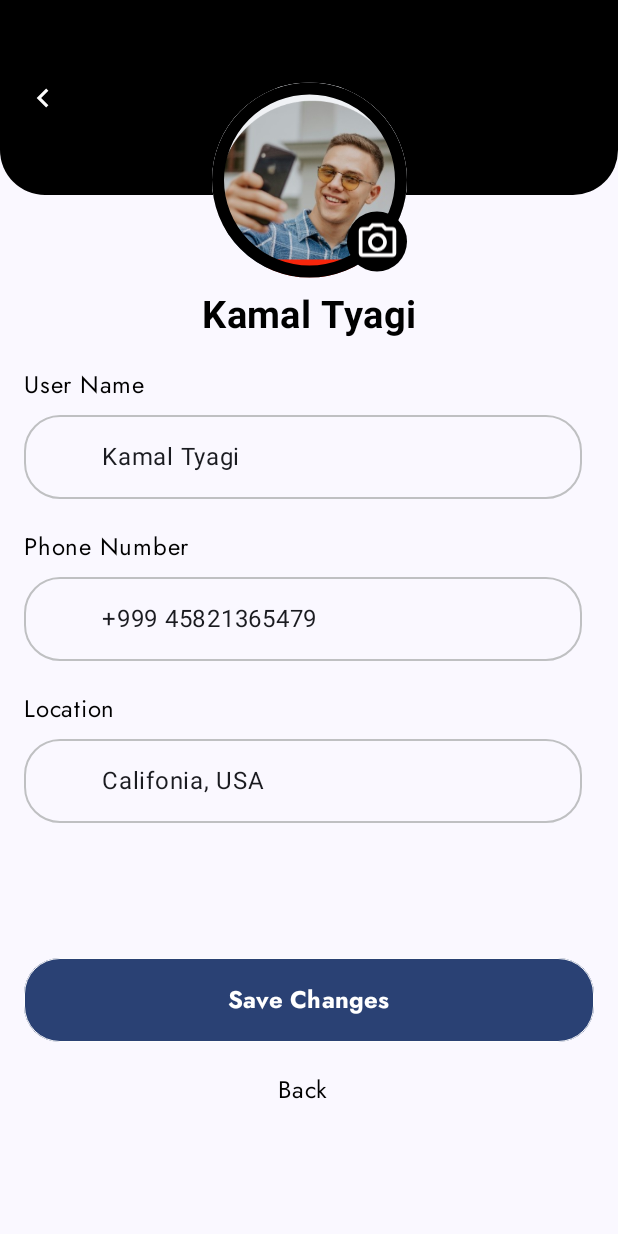
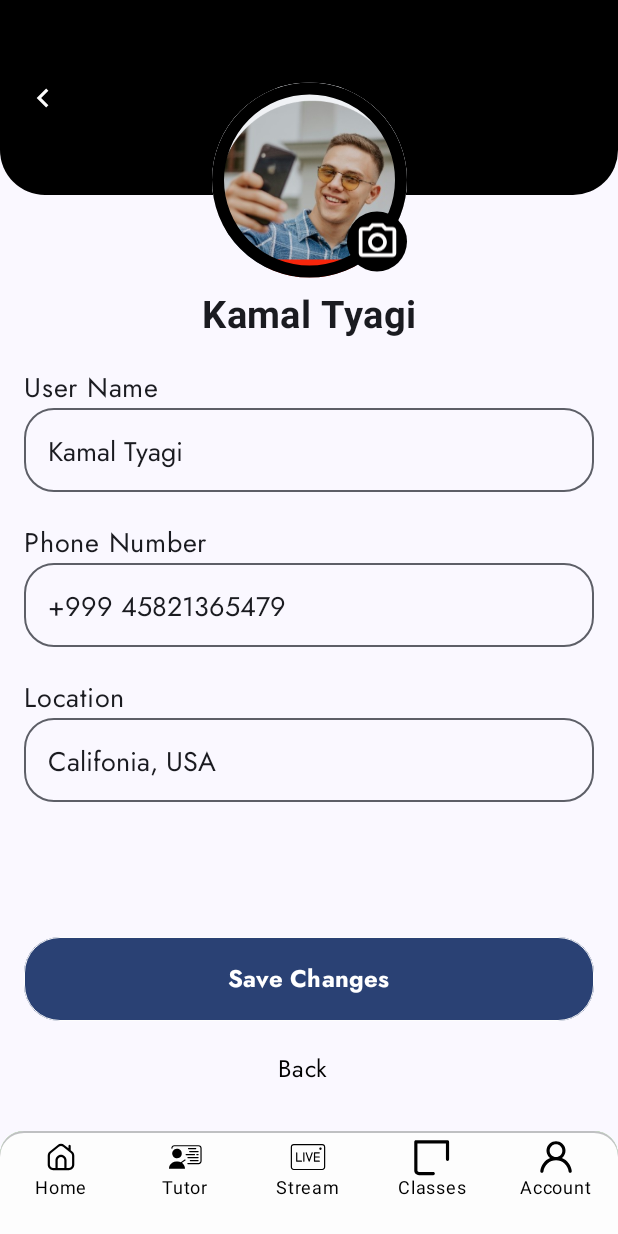
Before and after one commit to developerssolutionsapps/skillsvsme, an Android app built with Jetpack Compose: the screen it shows after launch (MainActivity), on a phone screen of 412 x 824 dp. Run offline under Robolectric (Android 15) with nearby library versions, the phone set to English and light mode, and no system bars.

Commit message:
adding the bottom navigation in the edit profile page and customizing the edittext

```diff
--- /dev/null
+++ b/app/src/main/java/s/skillvsme/presentation/components/EditTextLabel.kt
@@ -0,0 +1,63 @@
+package s.skillvsme.presentation.components
+
+import androidx.compose.foundation.layout.Column
+import androidx.compose.foundation.layout.Spacer
+import androidx.compose.foundation.layout.fillMaxWidth
+import androidx.compose.foundation.layout.height
+import androidx.compose.foundation.shape.RoundedCornerShape
+import androidx.compose.material3.ExperimentalMaterial3Api
+import androidx.compose.material3.OutlinedTextField
+import androidx.compose.material3.Text
+import androidx.compose.material3.TextFieldDefaults
+import androidx.compose.runtime.Composable
+import androidx.compose.ui.Modifier
+import androidx.compose.ui.draw.scale
+import androidx.compose.ui.text.TextStyle
+import androidx.compose.ui.text.font.FontWeight
+import androidx.compose.ui.text.style.TextAlign
+import androidx.compose.ui.unit.dp
+import androidx.compose.ui.unit.sp
+import s.skillvsme.common.Fonts
+import s.skillvsme.ui.theme.darkGrey
+
+@OptIn(ExperimentalMaterial3Api::class)
+@Composable
+fun EditTextLabel(
+    value:String,
+    text:String
+){
+    Column(modifier = Modifier.fillMaxWidth()) {
+        Spacer(modifier = Modifier.height(5.dp))
+        Text(
+            text = text,
+            fontFamily = Fonts.jostFontFamily,
+            fontSize = 18.sp,
+            fontWeight = FontWeight.Normal,
+        )
+        OutlinedTextField(
+            modifier = Modifier
+                .fillMaxWidth()
+                .height(TextFieldDefaults.MinHeight),
+            value = value,
+            onValueChange = {},
+            shape = RoundedCornerShape(20.dp),
+            placeholder = {
+                Text(
+                    modifier = Modifier
+                        .scale(1.6f),
+                    fontFamily = Fonts.jostFontFamily,
+                    text = "",
+                    fontSize = 18.sp,
+                    textAlign = TextAlign.Start,
+                    color = darkGrey
+                )
+            },
+            textStyle = TextStyle(
+                fontSize = 18.sp,
+                fontFamily = Fonts.jostFontFamily,
+                fontWeight = FontWeight.Normal,
+            )
+
+        )
+    }
+}
--- a/app/src/main/java/s/skillvsme/presentation/components/SkillvsmeTextField.kt
+++ b/app/src/main/java/s/skillvsme/presentation/components/SkillvsmeTextField.kt
@@ -83,7 +83,6 @@ fun SkillvsmeTextField(
             )
         }
         Spacer(modifier = Modifier.height(8.dp))
-
         Row(
             modifier = Modifier.fillMaxWidth(),
             verticalAlignment = Alignment.CenterVertically
--- a/app/src/main/java/s/skillvsme/presentation/homeScreen/navigation/BottomNavagation.kt
+++ b/app/src/main/java/s/skillvsme/presentation/homeScreen/navigation/BottomNavagation.kt
@@ -85,7 +85,7 @@ fun NavigationGraph(navController: NavHostController, modifier: Modifier = Modif
             Onboarding3(navController = navController)
         }
         composable(Route.Student.Profile.EditProfile) {
-            EditProfile()
+            EditProfile(navController)
         }
         composable(Route.Student.Onboarding.JoinAS) {
             JoinAs(navController = navController)
--- a/app/src/main/java/s/skillvsme/presentation/userprofilestudent/EditProfile.kt
+++ b/app/src/main/java/s/skillvsme/presentation/userprofilestudent/EditProfile.kt
@@ -1,5 +1,8 @@
 package s.skillvsme.presentation.userprofilestudent
 
+import android.annotation.SuppressLint
+import android.os.Build
+import androidx.annotation.RequiresApi
 import androidx.compose.foundation.layout.Arrangement
 import androidx.compose.foundation.layout.Column
 import androidx.compose.foundation.layout.Spacer
@@ -7,24 +10,45 @@ import androidx.compose.foundation.layout.fillMaxSize
 import androidx.compose.foundation.layout.fillMaxWidth
 import androidx.compose.foundation.layout.height
 import androidx.compose.foundation.layout.padding
+import androidx.compose.foundation.shape.RoundedCornerShape
+import androidx.compose.material3.ExperimentalMaterial3Api
+import androidx.compose.material3.OutlinedTextField
+import androidx.compose.material3.Scaffold
 import androidx.compose.material3.Text
+import androidx.compose.material3.TextField
+import androidx.compose.material3.TextFieldDefaults
 import androidx.compose.runtime.Composable
 import androidx.compose.ui.Alignment
 import androidx.compose.ui.Modifier
+import androidx.compose.ui.draw.scale
 import androidx.compose.ui.graphics.Color
 import androidx.compose.ui.modifier.ModifierLocalReadScope
+import androidx.compose.ui.platform.testTag
 import androidx.compose.ui.res.painterResource
 import androidx.compose.ui.text.font.FontWeight
+import androidx.compose.ui.text.style.TextAlign
 import androidx.compose.ui.unit.dp
 import androidx.compose.ui.unit.sp
+import androidx.navigation.NavController
 import s.skillvsme.R
+import s.skillvsme.common.Fonts
+import s.skillvsme.presentation.components.EditTextLabel
 import s.skillvsme.presentation.components.ProfileAppBar
 import s.skillvsme.presentation.components.SkillvsmeButton
 import s.skillvsme.presentation.components.SkillvsmeText
 import s.skillvsme.presentation.components.SkillvsmeTextField
+import s.skillvsme.ui.theme.darkGrey
+import java.time.format.TextStyle
 
+@RequiresApi(Build.VERSION_CODES.Q)
+@SuppressLint("UnusedMaterial3ScaffoldPaddingParameter")
+@OptIn(ExperimentalMaterial3Api::class)
 @Composable
-fun EditProfile() {
+fun EditProfile(
+    navController: NavController
+) {
+    Scaffold(
+        content = {
             Column(
                 modifier = Modifier
                     .fillMaxSize(),
@@ -32,9 +56,13 @@ fun EditProfile() {
                 horizontalAlignment = Alignment.CenterHorizontally,
             ) {
                 ProfileAppBar(
-            backgroundColor = Color.Black, modifier = Modifier, backgroundImage = painterResource(
+                    backgroundColor = Color.Black,
+                    modifier = Modifier,
+                    backgroundImage = painterResource(
                         id = R.drawable.profile,
-            ), contentSize = 130.dp, bottomCornerRadius = 30.dp
+                    ),
+                    contentSize = 130.dp,
+                    bottomCornerRadius = 30.dp
                 )
                 Spacer(modifier = Modifier.weight(1f))
                 Column(
@@ -49,22 +77,30 @@ fun EditProfile() {
                         fontSize = 25.sp,
                         modifier = Modifier.align(Alignment.CenterHorizontally)
                     )
-            Spacer(modifier = Modifier.height(20    .dp))
-            SkillvsmeTextField(value = "Kamal Tyagi", onChange ={} , label = "User Name", hint ="", fieldDescription = "" , boldLabel = false) {
+                    Spacer(modifier = Modifier.height(15.dp))
+                    EditTextLabel(value = "Kamal Tyagi", text = "User Name")
+                    Spacer(modifier = Modifier.height(15.dp))
+                    EditTextLabel(value = "+999 45821365479", text = "Phone Number")
 
-            }
-            Spacer(modifier = Modifier.height(20    .dp))
-            SkillvsmeTextField(value = "+999 45821365479", onChange ={} , label = "Phone Number", hint ="", fieldDescription = "", boldLabel = false ) {
+                    Spacer(modifier = Modifier.height(15.dp))
+                    EditTextLabel(value = "Califonia, USA", text = "Location")
 
-            }
-            Spacer(modifier = Modifier.height(20.dp))
-            SkillvsmeTextField(value = "Califonia, USA", onChange ={} , label = "Location", hint ="", fieldDescription = "" , boldLabel = false) {
-            }
                     Spacer(modifier = Modifier.height(90.dp))
                     SkillvsmeButton(label = "Save Changes", modifier = Modifier.fillMaxWidth()) {
                     }
                     Spacer(modifier = Modifier.height(20.dp))
-            SkillvsmeText(value = "Back", modifier = Modifier.align(Alignment.CenterHorizontally), boldLabel = false, valueFont = FontWeight.Bold)
+                    SkillvsmeText(
+                        value = "Back",
+                        modifier = Modifier.align(Alignment.CenterHorizontally),
+                        boldLabel = false,
+                        valueFont = FontWeight.Bold
+                    )
                 }
             }
+        },
+        bottomBar = {
+            s.skillvsme.presentation.homeScreen.navigation.BottomNavigation(navController = navController)
         }
+    )
+
+}
```
Lines whose indentation alone changed are shown as unchanged.
